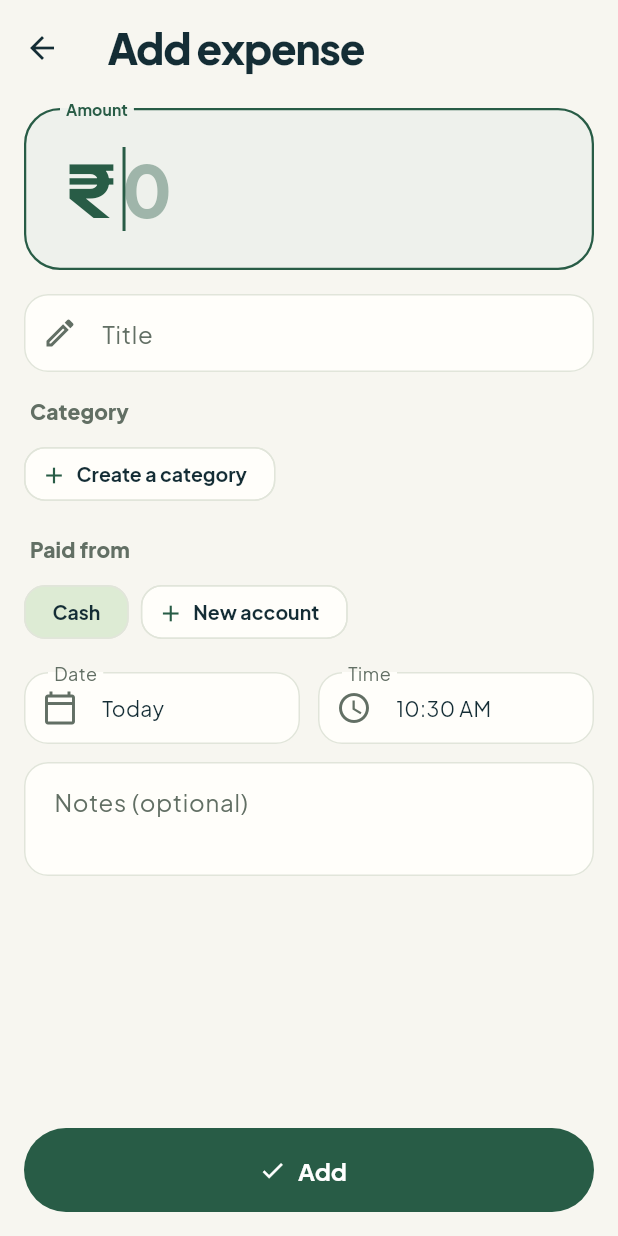
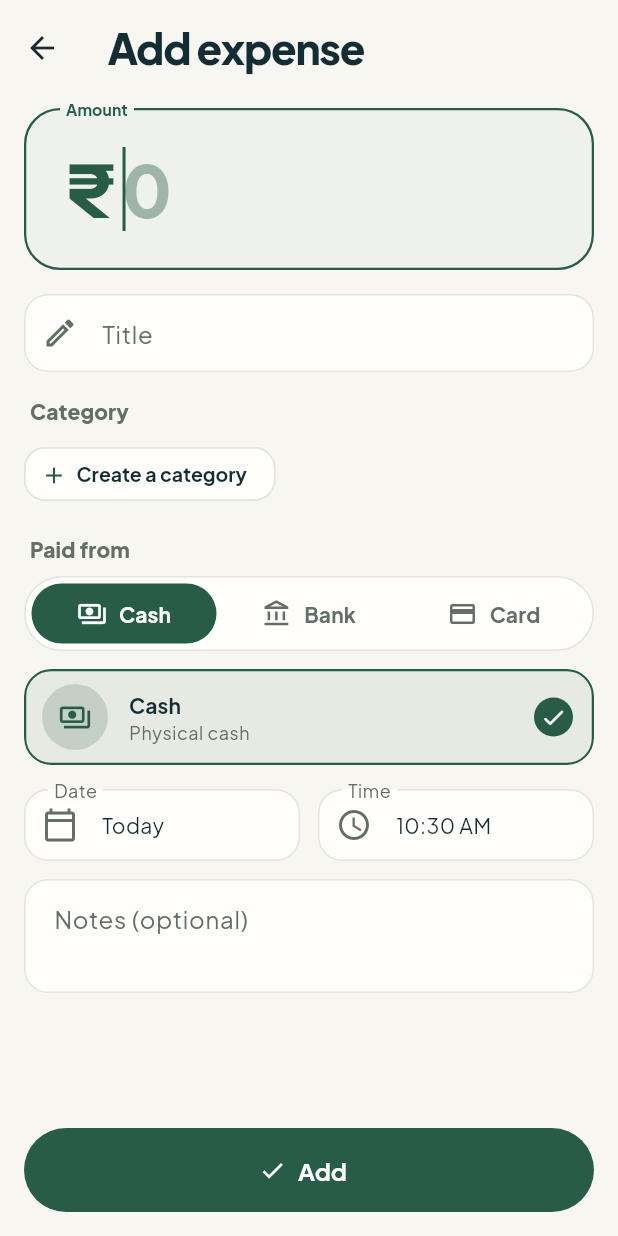
Before and after one commit to sivasankar3629/Expense-Tracker, a Flutter app: the ExpenseFormScreen screen opened directly with empty values, on a phone screen of 412 x 824 dp. Run offline on Flutter 3.47's test engine with Material 3 defaults, Android fonts, the phone set to English and light mode, and no system bars; our stand-ins replace cloud_firestore, file_picker, firebase_auth, firebase_core, google_sign_in, package_info_plus and 1 more; missing offline and left inert: home_widget; accounts and stored records are empty.

Commit message:
Pick how you paid with Cash, Bank and Card tabs
- Paid from is now three tabs; Cash picks cash, Bank and Card pick the
  account at the top of their list
- Accounts are listed most recently used first, then most used, with
  when each was last used and a tick on the picked one
- Manage opens accounts and cards; an empty tab offers to add one of
  that kind straight away

```diff
--- a/lib/screens/expense_form_screen.dart
+++ b/lib/screens/expense_form_screen.dart
@@ -5,8 +5,8 @@ import '../models/account.dart';
 import '../models/expense.dart';
 import '../state/expense_store.dart';
 import '../utils/format.dart';
-import '../widgets/account_chips.dart';
 import '../widgets/category_picker.dart';
+import '../widgets/paid_from_picker.dart';
 import '../widgets/currency_scope.dart';
 
 /// What happened on the form, so the caller can react (e.g. offer undo).
@@ -227,7 +227,7 @@ class _ExpenseFormScreenState extends State<ExpenseFormScreen> {
                           onChanged: (id) => setState(() => _categoryId = id),
                         ),
                         const SizedBox(height: 16),
-                        AccountChips(
+                        PaidFromPicker(
                           store: widget.store,
                           selected: _account,
                           onChanged: (account) => setState(() => _account = account),
--- a/lib/widgets/account_chips.dart
+++ /dev/null
@@ -1,90 +0,0 @@
-import 'package:flutter/material.dart';
-
-import '../models/account.dart';
-import '../state/expense_store.dart';
-import 'account_dialog.dart';
-
-/// "Paid from" as one-tap chips, one row per kind (Cash, banks, cards) so
-/// a long list stays easy to scan, with "New account" at the end. Positions
-/// stay put so they're easy to learn.
-class AccountChips extends StatelessWidget {
-  const AccountChips({
-    super.key,
-    required this.store,
-    required this.selected,
-    required this.onChanged,
-  });
-
-  final ExpenseStore store;
-  final Account selected;
-  final ValueChanged<Account> onChanged;
-
-  Future<void> _create(BuildContext context) async {
-    final created = await showAccountDialog(context, store: store);
-    if (created != null) onChanged(created);
-  }
-
-  @override
-  Widget build(BuildContext context) {
-    final theme = Theme.of(context);
-    return ListenableBuilder(
-      listenable: store,
-      builder: (context, _) {
-        final groups = [
-          for (final type in [AccountType.cash, AccountType.bank, AccountType.creditCard])
-            (type, type == AccountType.cash ? [Account.cash] : store.accountsOfType(type)),
-        ].where((group) => group.$2.isNotEmpty).toList();
-        return Column(
-          crossAxisAlignment: CrossAxisAlignment.start,
-          children: [
-            Padding(
-              padding: const EdgeInsets.only(left: 4, bottom: 8),
-              child: Text(
-                'Paid from',
-                style: theme.textTheme.labelLarge?.copyWith(
-                  color: theme.colorScheme.onSurfaceVariant,
-                  fontWeight: FontWeight.w800,
-                ),
-              ),
-            ),
-            for (final (type, accounts) in groups) ...[
-              // Cash needs no heading; banks and cards get one so a long
-              // list splits into two short, findable rows.
-              if (type != AccountType.cash)
-                Padding(
-                  padding: const EdgeInsets.fromLTRB(4, 6, 0, 4),
-                  child: Text(
-                    type == AccountType.bank ? 'Bank accounts' : 'Credit cards',
-                    style: theme.textTheme.labelMedium?.copyWith(
-                      color: theme.colorScheme.onSurfaceVariant,
-                    ),
-                  ),
-                ),
-              Wrap(
-                spacing: 8,
-                runSpacing: 6,
-                children: [
-                  for (final account in accounts)
-                    // No type icon: the heading already says bank or card.
-                    ChoiceChip(
-                      label: Text(account.nickname),
-                      selected: account.id == selected.id,
-                      showCheckmark: false,
-                      onSelected: (_) => onChanged(account),
-                    ),
-                  // At the end of the last row rather than on a line of its own.
-                  if (type == groups.last.$1)
-                    ActionChip(
-                      avatar: const Icon(Icons.add, size: 18),
-                      label: const Text('New account'),
-                      onPressed: () => _create(context),
-                    ),
-                ],
-              ),
-            ],
-          ],
-        );
-      },
-    );
-  }
-}
--- /dev/null
+++ b/lib/widgets/paid_from_picker.dart
@@ -0,0 +1,352 @@
+import 'package:flutter/material.dart';
+
+import '../models/account.dart';
+import '../screens/accounts_screen.dart';
+import '../state/expense_store.dart';
+import 'account_dialog.dart';
+
+/// "Paid from": Cash / Bank / Card tabs, then that kind's accounts, most
+/// recently used first. Picking a tab picks Cash, or the top account.
+class PaidFromPicker extends StatefulWidget {
+  const PaidFromPicker({
+    super.key,
+    required this.store,
+    required this.selected,
+    required this.onChanged,
+  });
+
+  final ExpenseStore store;
+  final Account selected;
+  final ValueChanged<Account> onChanged;
+
+  @override
+  State<PaidFromPicker> createState() => _PaidFromPickerState();
+}
+
+class _PaidFromPickerState extends State<PaidFromPicker> {
+  late AccountType _tab = widget.selected.type;
+
+  ExpenseStore get _store => widget.store;
+
+  @override
+  void didUpdateWidget(PaidFromPicker oldWidget) {
+    super.didUpdateWidget(oldWidget);
+    if (widget.selected.id != oldWidget.selected.id) _tab = widget.selected.type;
+  }
+
+  Future<void> _pickTab(AccountType type) async {
+    if (type == AccountType.cash) {
+      setState(() => _tab = type);
+      widget.onChanged(Account.cash);
+      return;
+    }
+    final accounts = _store.accountsByUse(type);
+    if (accounts.isEmpty) {
+      // Nothing to pick yet: make one, and use it.
+      await _create(type);
+      return;
+    }
+    setState(() => _tab = type);
+    widget.onChanged(accounts.first.$1);
+  }
+
+  Future<void> _create(AccountType type) async {
+    final created = await showAccountDialog(context, store: _store, type: type);
+    if (created == null || !mounted) return;
+    setState(() => _tab = created.type);
+    widget.onChanged(created);
+  }
+
+  @override
+  Widget build(BuildContext context) {
+    final theme = Theme.of(context);
+    final heading = theme.textTheme.labelLarge?.copyWith(
+      color: theme.colorScheme.onSurfaceVariant,
+      fontWeight: FontWeight.w800,
+    );
+    return ListenableBuilder(
+      listenable: _store,
+      builder: (context, _) {
+        final accounts = _tab == AccountType.cash ? null : _store.accountsByUse(_tab);
+        // By the order they were added, so each keeps its colour as the list re-sorts.
+        final added = [for (final a in _store.accountsOfType(_tab)) a.id];
+        return Column(
+          crossAxisAlignment: CrossAxisAlignment.stretch,
+          children: [
+            Padding(
+              padding: const EdgeInsets.only(left: 4, bottom: 8),
+              child: Text('Paid from', style: heading),
+            ),
+            _Tabs(selected: _tab, onSelected: _pickTab),
+            const SizedBox(height: 12),
+            if (accounts == null)
+              _AccountRow(
+                account: Account.cash,
+                tint: Theme.of(context).colorScheme.primary,
+                detail: 'Physical cash',
+                selected: widget.selected.id == Account.cash.id,
+                onTap: () => widget.onChanged(Account.cash),
+              )
+            else ...[
+              Row(
+                children: [
+                  Expanded(
+                    child: Padding(
+                      padding: const EdgeInsets.only(left: 4),
+                      child: Text(
+                        _tab == AccountType.bank ? 'Your accounts' : 'Your cards',
+                        style: theme.textTheme.bodyMedium?.copyWith(color: theme.colorScheme.onSurfaceVariant),
+                      ),
+                    ),
+                  ),
+                  TextButton(
+                    onPressed: () => Navigator.of(context).push(
+                      MaterialPageRoute(builder: (_) => AccountsScreen(store: _store)),
+                    ),
+                    child: const Row(
+                      mainAxisSize: MainAxisSize.min,
+                      children: [Text('Manage'), Icon(Icons.chevron_right, size: 18)],
+                    ),
+                  ),
+                ],
+              ),
+              for (final (i, (account, lastUsed)) in accounts.indexed) ...[
+                _AccountRow(
+                  account: account,
+                  tint: _tints[added.indexOf(account.id) % _tints.length],
+                  detail: _usage(lastUsed, first: i == 0),
+                  highlightDetail: i == 0 && lastUsed != null,
+                  selected: widget.selected.id == account.id,
+                  onTap: () => widget.onChanged(account),
+                ),
+                const SizedBox(height: 8),
+              ],
+              _AddRow(
+                label: _tab == AccountType.bank ? 'Add a bank account' : 'Add a card',
+                onTap: () => _create(_tab),
+              ),
+            ],
+          ],
+        );
+      },
+    );
+  }
+
+  /// "Recently used", "Used 3 days ago", "Not used yet" …
+  static String _usage(DateTime? lastUsed, {required bool first}) {
+    if (lastUsed == null) return 'Not used yet';
+    final today = DateUtils.dateOnly(DateTime.now());
+    final days = today.difference(DateUtils.dateOnly(lastUsed)).inDays;
+    if (first && days <= 1) return 'Recently used';
+    return switch (days) {
+      <= 0 => 'Used today',
+      1 => 'Used yesterday',
+      < 7 => 'Used $days days ago',
+      < 14 => 'Used 1 week ago',
+      < 31 => 'Used ${days ~/ 7} weeks ago',
+      < 61 => 'Used 1 month ago',
+      _ => 'Used ${days ~/ 30} months ago',
+    };
+  }
+}
+
+/// Three pill tabs in a rounded track.
+class _Tabs extends StatelessWidget {
+  const _Tabs({required this.selected, required this.onSelected});
+
+  final AccountType selected;
+  final ValueChanged<AccountType> onSelected;
+
+  @override
+  Widget build(BuildContext context) {
+    final scheme = Theme.of(context).colorScheme;
+    return Container(
+      padding: const EdgeInsets.all(4),
+      decoration: BoxDecoration(
+        color: scheme.surfaceContainerLow,
+        borderRadius: BorderRadius.circular(28),
+        border: Border.all(color: scheme.outlineVariant),
+      ),
+      child: Row(
+        children: [
+          for (final (type, label) in [
+            (AccountType.cash, 'Cash'),
+            (AccountType.bank, 'Bank'),
+            (AccountType.creditCard, 'Card'),
+          ])
+            Expanded(
+              child: Semantics(
+                selected: type == selected,
+                button: true,
+                child: Material(
+                  color: type == selected ? scheme.primary : Colors.transparent,
+                  shape: const StadiumBorder(),
+                  clipBehavior: Clip.antiAlias,
+                  child: InkWell(
+                    onTap: () => onSelected(type),
+                    child: Padding(
+                      padding: const EdgeInsets.symmetric(horizontal: 8, vertical: 10),
+                      child: FittedBox(
+                        fit: BoxFit.scaleDown,
+                        child: Row(
+                          mainAxisSize: MainAxisSize.min,
+                          children: [
+                            Icon(
+                              type.icon,
+                              size: 20,
+                              color: type == selected ? scheme.onPrimary : scheme.onSurfaceVariant,
+                            ),
+                            const SizedBox(width: 8),
+                            Text(
+                              label,
+                              style: Theme.of(context).textTheme.labelLarge?.copyWith(
+                                    fontWeight: FontWeight.w700,
+                                    color: type == selected ? scheme.onPrimary : scheme.onSurfaceVariant,
+                                  ),
+                            ),
+                          ],
+                        ),
+                      ),
+                    ),
+                  ),
+                ),
+              ),
+            ),
+        ],
+      ),
+    );
+  }
+}
+
+/// Tints so accounts of the same kind are told apart at a glance.
+const _tints = [
+  Color(0xFF2F6FDB), Color(0xFFB8862B), Color(0xFF7A4CC2), Color(0xFFC0475B),
+  Color(0xFF2E8C7A), Color(0xFFD46A2E), Color(0xFF4F6D8F), Color(0xFF8E3E8A),
+];
+
+class _AccountRow extends StatelessWidget {
+  const _AccountRow({
+    required this.account,
+    required this.tint,
+    required this.detail,
+    required this.selected,
+    required this.onTap,
+    this.highlightDetail = false,
+  });
+
+  final Account account;
+  final Color tint;
+  final String detail;
+  final bool selected;
+  final bool highlightDetail;
+  final VoidCallback onTap;
+
+  @override
+  Widget build(BuildContext context) {
+    final theme = Theme.of(context);
+    final scheme = theme.colorScheme;
+    return Semantics(
+      selected: selected,
+      child: Material(
+        color: selected ? scheme.primary.withValues(alpha: 0.08) : scheme.surfaceContainerLow,
+        shape: RoundedRectangleBorder(
+          borderRadius: BorderRadius.circular(18),
+          side: BorderSide(color: selected ? scheme.primary : scheme.outlineVariant, width: selected ? 1.5 : 1),
+        ),
+        clipBehavior: Clip.antiAlias,
+        child: InkWell(
+          onTap: onTap,
+          child: Padding(
+            padding: const EdgeInsets.fromLTRB(12, 10, 14, 10),
+            child: Row(
+              children: [
+                CircleAvatar(
+                  radius: 22,
+                  backgroundColor: tint.withValues(alpha: 0.18),
+                  child: Icon(account.type.icon, color: tint, size: 22),
+                ),
+                const SizedBox(width: 14),
+                Expanded(
+                  child: Column(
+                    crossAxisAlignment: CrossAxisAlignment.start,
+                    children: [
+                      Text(
+                        account.nickname,
+                        maxLines: 1,
+                        overflow: TextOverflow.ellipsis,
+                        style: theme.textTheme.titleSmall?.copyWith(fontWeight: FontWeight.w700),
+                      ),
+                      Text(
+                        detail,
+                        maxLines: 1,
+                        overflow: TextOverflow.ellipsis,
+                        style: theme.textTheme.bodySmall?.copyWith(
+                          color: highlightDetail ? scheme.primary : scheme.onSurfaceVariant,
+                          fontWeight: highlightDetail ? FontWeight.w600 : null,
+                        ),
+                      ),
+                    ],
+                  ),
+                ),
+                const SizedBox(width: 8),
+                selected
+                    ? CircleAvatar(
+                        radius: 13,
+                        backgroundColor: scheme.primary,
+                        child: Icon(Icons.check_rounded, size: 18, color: scheme.onPrimary),
+                      )
+                    : Container(
+                        width: 26,
+                        height: 26,
+                        decoration: BoxDecoration(
+                          shape: BoxShape.circle,
+                          border: Border.all(color: scheme.outline, width: 2),
+                        ),
+                      ),
+              ],
+            ),
+          ),
+        ),
+      ),
+    );
+  }
+}
+
+class _AddRow extends StatelessWidget {
+  const _AddRow({required this.label, required this.onTap});
+
+  final String label;
+  final VoidCallback onTap;
+
+  @override
+  Widget build(BuildContext context) {
+    final scheme = Theme.of(context).colorScheme;
+    return Material(
+      color: Colors.transparent,
+      shape: RoundedRectangleBorder(
+        borderRadius: BorderRadius.circular(18),
+        side: BorderSide(color: scheme.outlineVariant),
+      ),
+      clipBehavior: Clip.antiAlias,
+      child: InkWell(
+        onTap: onTap,
+        child: Padding(
+          padding: const EdgeInsets.symmetric(horizontal: 16, vertical: 14),
+          child: Row(
+            children: [
+              Icon(Icons.add, color: scheme.primary),
+              const SizedBox(width: 12),
+              Text(
+                label,
+                style: Theme.of(context).textTheme.labelLarge?.copyWith(
+                      color: scheme.primary,
+                      fontWeight: FontWeight.w700,
+                    ),
+              ),
+            ],
+          ),
+        ),
+      ),
+    );
+  }
+}
```
Also changed, not shown: lib/state/expense_store.dart (+25 -0 lines), lib/widgets/account_dialog.dart (+6 -4 lines), 2 other files.
